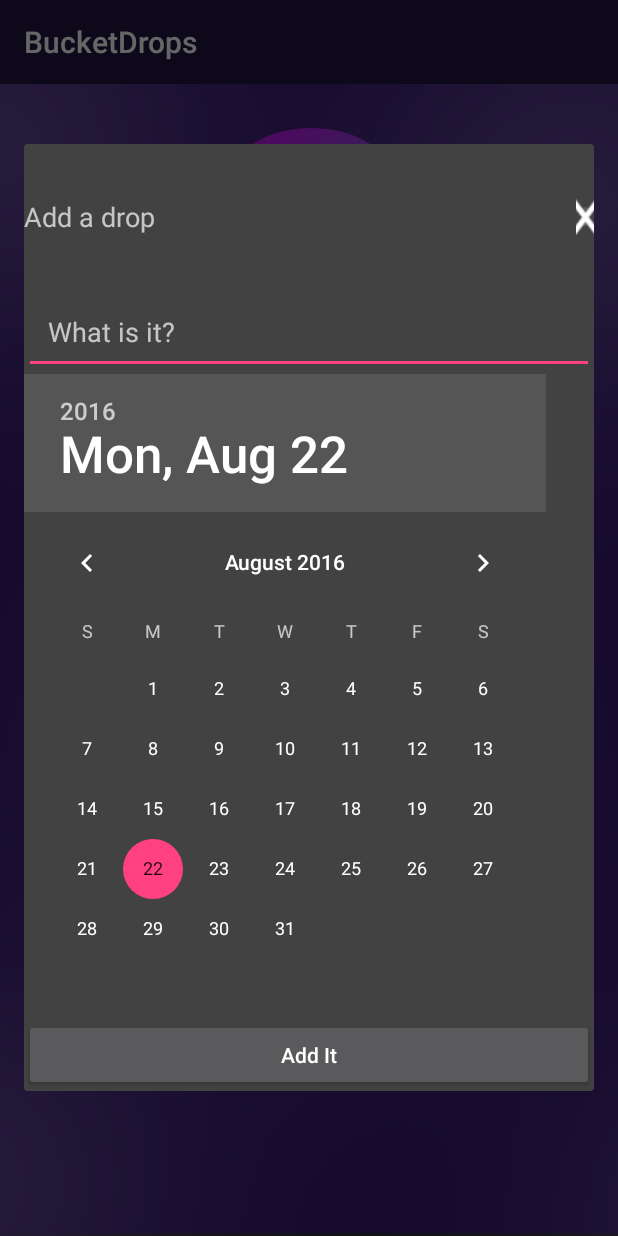
After one commit to greate43/Bucket-Drops, an Android app: the fragment addDialog placed in its activity, on a phone screen of 412 x 824 dp. The commit adds this screen. Run offline under Robolectric (Android 15) with nearby library versions, the phone set to English and light mode, and no system bars; libraries missing offline, so code that uses them is left out: io.realm.

Commit message:
realm database working now

```diff
--- a/Bucketdrops/app/build.gradle
+++ b/Bucketdrops/app/build.gradle
@@ -1,5 +1,5 @@
 apply plugin: 'com.android.application'
-
+apply plugin: 'realm-android'
 android {
     compileSdkVersion 24
     buildToolsVersion "24.0.1"
@@ -10,6 +10,8 @@ android {
         targetSdkVersion 24
         versionCode 1
         versionName "1.0"
+
+
     }
     buildTypes {
         release {
@@ -23,4 +25,6 @@ dependencies {
     compile fileTree(dir: 'libs', include: ['*.jar'])
     testCompile 'junit:junit:4.12'
     compile 'com.android.support:appcompat-v7:24.2.0'
+    compile 'com.github.bumptech.glide:glide:3.7.0'
+
 }
--- a/Bucketdrops/app/src/main/java/sk/greate43/bucketdrops/MainActivity.java
+++ b/Bucketdrops/app/src/main/java/sk/greate43/bucketdrops/MainActivity.java
@@ -2,12 +2,41 @@ package sk.greate43.bucketdrops;
 
 import android.support.v7.app.AppCompatActivity;
 import android.os.Bundle;
+import android.support.v7.widget.Toolbar;
+import android.view.View;
+import android.widget.ImageView;
+
+import com.bumptech.glide.Glide;
 
 public class MainActivity extends AppCompatActivity {
-
+    Toolbar toolbar;
     @Override
     protected void onCreate(Bundle savedInstanceState) {
         super.onCreate(savedInstanceState);
         setContentView(R.layout.activity_main);
+        toolbar=(Toolbar)findViewById(R.id.toolbar);
+        setSupportActionBar(toolbar);
+        initImageView();
+
     }
+
+
+    private void initImageView() {
+        ImageView background=(ImageView)findViewById(R.id.background);
+        Glide.with(this)
+                .load(R.drawable.background)
+                .centerCrop()
+                .into(background);
+    }
+
+    public void addBtn(View view){
+         showDialogAdd();
+    }
+
+    private void showDialogAdd() {
+        addDialog dialog=new addDialog();
+        dialog.show(getSupportFragmentManager(),"Add");
+
+    }
+
 }
--- /dev/null
+++ b/Bucketdrops/app/src/main/java/sk/greate43/bucketdrops/addDialog.java
@@ -0,0 +1,83 @@
+package sk.greate43.bucketdrops;
+
+import android.os.Bundle;
+import android.support.annotation.Nullable;
+import android.support.v4.app.DialogFragment;
+import android.view.LayoutInflater;
+import android.view.View;
+import android.view.ViewGroup;
+import android.widget.Button;
+import android.widget.DatePicker;
+import android.widget.EditText;
+import android.widget.ImageButton;
+
+import io.realm.Realm;
+import io.realm.RealmConfiguration;
+
+
+/**
+ * Created by great on 8/22/2016.
+ */
+public class addDialog extends DialogFragment {
+
+    private ImageButton mBtnClose;
+    private EditText mInputWhat;
+    private DatePicker mInputWhen;
+    private Button mBtnAdd;
+
+    private View.OnClickListener mBtnClickListener = new View.OnClickListener() {
+        @Override
+        public void onClick(View v) {
+            int id=v.getId();
+            switch (id){
+                case R.id.btn_add_a_drop:
+                    addAction();
+                  break;
+
+            }
+
+
+            dismiss();
+        }
+    };
+
+    private void addAction() {
+        String what=mInputWhat.getText().toString();
+        long now= System.currentTimeMillis();
+
+        RealmConfiguration config=new RealmConfiguration.Builder(getActivity()).build();
+        Realm.setDefaultConfiguration(config);
+
+
+        Realm realm=Realm.getDefaultInstance();
+        Drop drop=new Drop(what,now,0,false);
+        realm.beginTransaction();
+        realm.copyToRealm(drop);
+        realm.commitTransaction();
+        realm.close();
+
+    }
+
+    public addDialog() {
+    }
+
+    @Nullable
+    @Override
+    public View onCreateView(LayoutInflater inflater, @Nullable ViewGroup container, @Nullable Bundle savedInstanceState) {
+        return inflater.inflate(R.layout.add_dialog,container,false);
+    }
+
+
+    @Override
+    public void onViewCreated(View view, @Nullable Bundle savedInstanceState) {
+        super.onViewCreated(view, savedInstanceState);
+        mBtnClose = (ImageButton) view.findViewById(R.id.btn_close);
+        mInputWhat = (EditText) view.findViewById(R.id.et_drop);
+        mInputWhen = (DatePicker) view.findViewById(R.id.datePicker);
+        mBtnAdd = (Button) view.findViewById(R.id.btn_add_a_drop);
+
+        mBtnClose.setOnClickListener(mBtnClickListener);
+        mBtnAdd.setOnClickListener(mBtnClickListener);
+    }
+
+}
--- a/Bucketdrops/app/src/main/res/layout/activity_main.xml
+++ b/Bucketdrops/app/src/main/res/layout/activity_main.xml
@@ -3,10 +3,21 @@
     xmlns:tools="http://schemas.android.com/tools"
     android:layout_width="match_parent"
     android:layout_height="match_parent"
-    android:paddingBottom="@dimen/activity_vertical_margin"
-    android:paddingLeft="@dimen/activity_horizontal_margin"
-    android:paddingRight="@dimen/activity_horizontal_margin"
-    android:paddingTop="@dimen/activity_vertical_margin"
+
     tools:context="sk.greate43.bucketdrops.MainActivity">
-<include layout="@layout/empty_drop"/>
+
+    <include
+        android:id="@+id/toolbar"
+        layout="@layout/toolbar" />
+
+    <ImageView
+        android:id="@+id/background"
+        android:layout_width="match_parent"
+        android:layout_height="match_parent"
+        android:layout_below="@+id/toolbar"
+        />
+
+    <include layout="@layout/empty_drop"
+
+        />
 </RelativeLayout>
--- /dev/null
+++ b/Bucketdrops/app/src/main/res/layout/add_dialog.xml
@@ -0,0 +1,54 @@
+<?xml version="1.0" encoding="utf-8"?>
+<RelativeLayout xmlns:android="http://schemas.android.com/apk/res/android"
+    android:layout_width="match_parent"
+    android:layout_height="match_parent">
+
+    <TextView
+        android:id="@+id/tv_add_it"
+        android:layout_width="wrap_content"
+        android:layout_height="wrap_content"
+        android:text="@string/str_add_drop"
+        android:layout_marginTop="@dimen/tv_title_top_margin"
+        android:layout_marginBottom="@dimen/tv_title_bottom_margin"
+        android:textSize="@dimen/tv_text_size"
+        />
+
+    <ImageButton
+        android:id="@+id/btn_close"
+        android:layout_width="@dimen/iv_add_dialog_width"
+        android:layout_height="@dimen/iv_add_dialog_heigth"
+        android:src="@drawable/ic_close"
+        android:layout_alignParentRight="true"
+        android:layout_alignParentEnd="true"
+        android:layout_alignTop="@+id/tv_add_it"
+        android:layout_alignBottom="@+id/tv_add_it"
+        />
+
+    <EditText
+        android:layout_width="match_parent"
+        android:layout_height="wrap_content"
+        android:id="@+id/et_drop"
+        android:layout_below="@+id/tv_add_it"
+        android:hint="@string/what_is_it"
+        android:padding="@dimen/et_drop_padding"
+        android:maxLines="1"
+        />
+
+    <DatePicker
+        android:layout_width="match_parent"
+        android:layout_height="wrap_content"
+        android:id="@+id/datePicker"
+        android:layout_below="@+id/et_drop"
+      />
+
+    <Button
+        android:layout_width="match_parent"
+        android:layout_height="wrap_content"
+        android:text="@string/str_add_it"
+        android:id="@+id/btn_add_a_drop"
+        android:layout_below="@+id/datePicker"
+        android:textAllCaps="false"
+       />
+
+
+</RelativeLayout>
--- a/Bucketdrops/app/src/main/res/layout/empty_drop.xml
+++ b/Bucketdrops/app/src/main/res/layout/empty_drop.xml
@@ -15,6 +15,7 @@
 
     <Button
         android:id="@+id/btn_add"
+        android:onClick="addBtn"
         android:layout_width="wrap_content"
         android:layout_height="wrap_content"
         android:layout_below="@+id/iv_logo"
--- /dev/null
+++ b/Bucketdrops/app/src/main/res/layout/toolbar.xml
@@ -0,0 +1,9 @@
+<?xml version="1.0" encoding="utf-8"?>
+<android.support.v7.widget.Toolbar xmlns:android="http://schemas.android.com/apk/res/android"
+    android:layout_width="match_parent"
+    android:layout_height="?attr/actionBarSize"
+    android:background="@color/dark_blue"
+
+    >
+
+</android.support.v7.widget.Toolbar>
--- a/Bucketdrops/app/src/main/res/values/dimens.xml
+++ b/Bucketdrops/app/src/main/res/values/dimens.xml
@@ -3,18 +3,24 @@
     <dimen name="activity_horizontal_margin">16dp</dimen>
     <dimen name="activity_vertical_margin">16dp</dimen>
 
-    <!--Used the background drawable for the button Add a drop inside empty drops xml file-->
-    <dimen name="btn_add_it_corner_radius_purple">2dp</dimen>
-    <dimen name="btn_add_it_corner_radius_green">2dp</dimen>
+    <!--Used the background drawable for the button Add a Drop inside empty drops xml file-->
+    <dimen name="btn_add_it_corner_radius_purple">100dp</dimen>
+    <dimen name="btn_add_it_corner_radius_green">100dp</dimen>
     <dimen name="btn_add_it_stroke_width">1dp</dimen>
 
     <!--The properties associated with the ImageView displaying the logo inside empty drops xml file-->
     <dimen name="iv_logo_size">192dp</dimen>
     <dimen name="iv_logo_margin">84dp</dimen>
 
-    <!--The properties associated with the Button displaying 'Add a drop' inside empty drops xml file-->
+    <!--The properties associated with the Button displaying 'Add a Drop' inside empty drops xml file-->
     <dimen name="btn_add_margin">24dp</dimen>
     <dimen name="btn_add_vertical_padding">8dp</dimen>
     <dimen name="btn_add_horizontal_padding">60dp</dimen>
     <dimen name="btn_add_font_size">28sp</dimen>
+    <dimen name="tv_title_top_margin">36dp</dimen>
+    <dimen name="tv_title_bottom_margin">36dp</dimen>
+    <dimen name="tv_text_size">18sp</dimen>
+    <dimen name="iv_add_dialog_width">12dp</dimen>
+    <dimen name="iv_add_dialog_heigth">12dp</dimen>
+    <dimen name="et_drop_padding">16dp</dimen>
 </resources>
--- a/Bucketdrops/app/src/main/res/values/strings.xml
+++ b/Bucketdrops/app/src/main/res/values/strings.xml
@@ -1,5 +1,7 @@
 <resources>
-    <string name="app_name">Bucketdrops</string>
+    <string name="app_name">BucketDrops</string>
     <string name="str_add_drop">Add a drop</string>
     <string name="main_screen_logo">main_screen_logo</string>
+    <string name="what_is_it">What is it?</string>
+    <string name="str_add_it">Add It</string>
 </resources>
--- a/Bucketdrops/build.gradle
+++ b/Bucketdrops/build.gradle
@@ -6,6 +6,8 @@ buildscript {
     }
     dependencies {
         classpath 'com.android.tools.build:gradle:2.1.3'
+        classpath "io.realm:realm-gradle-plugin:1.2.0"
+
 
         // NOTE: Do not place your application dependencies here; they belong
         // in the individual module build.gradle files
```
Also changed, not shown: Bucketdrops/app/src/main/java/sk/greate43/bucketdrops/drop.java (added, +57 -0 lines), Bucketdrops/app/src/main/res/drawable/background.png (added), Bucketdrops/app/src/main/res/drawable/ic_check.png (added), Bucketdrops/app/src/main/res/drawable/ic_close.png (added), Bucketdrops/app/src/main/res/drawable/ic_drop.png (added), Bucketdrops/app/src/main/res/drawable/ic_plus.png (added).
